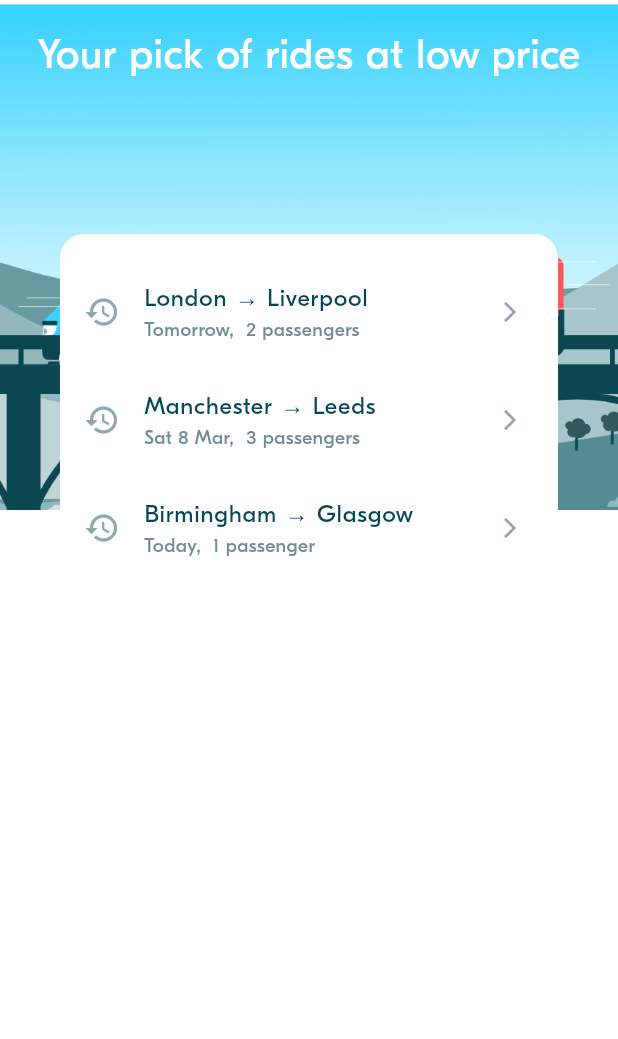
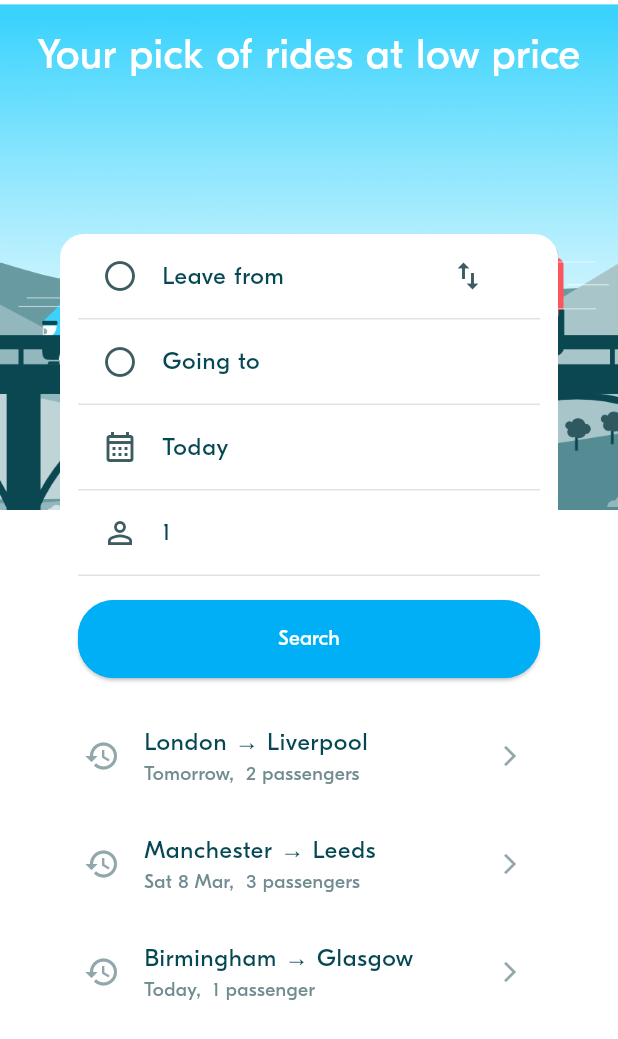
Before and after one commit to Makarasok24/Flutter-V2, a Flutter app: the screen it shows after launch, on a phone screen of 412 x 824 dp. Shown: the top 1039 px of the screen. Run offline on Flutter 3.47's test engine with Material 3 defaults, Android fonts, the phone set to English and light mode, and no system bars; project files that could hold a hidden picture were left out.

Commit message:
BLA-004 – Implement Ride Preferences Form

```diff
--- a/lib/model/ride/locations.dart
+++ b/lib/model/ride/locations.dart
@@ -19,7 +19,9 @@ class Location {
   final Country country;
 
   const Location({required this.name, required this.country});
-
+  Location.copy(Location otherLocation)
+    : name = otherLocation.name,
+      country = otherLocation.country;
   @override
   bool operator ==(Object other) {
     if (identical(this, other)) return true;
--- a/lib/screens/ride_pref/ride_pref_screen.dart
+++ b/lib/screens/ride_pref/ride_pref_screen.dart
@@ -1,4 +1,3 @@
-import 'package:blablacar/widgets/actions/bla_button.dart';
 import 'package:flutter/material.dart';
 
 import '../../model/ride_pref/ride_pref.dart';
--- a/lib/screens/ride_pref/widgets/ride_pref_form.dart
+++ b/lib/screens/ride_pref/widgets/ride_pref_form.dart
@@ -1,3 +1,9 @@
+import 'package:blablacar/screens/ride_pref/widgets/ride_pref_input.dart';
+import 'package:blablacar/theme/theme.dart';
+import 'package:blablacar/utils/date_time_util.dart';
+import 'package:blablacar/widgets/actions/bla_button.dart';
+import 'package:blablacar/widgets/display/bla_divider.dart';
+import 'package:blablacar/widgets/inputs/bla_location_picker.dart';
 import 'package:flutter/material.dart';
 
 import '../../../model/ride/locations.dart';
@@ -28,8 +34,6 @@ class _RidePrefFormState extends State<RidePrefForm> {
   Location? arrival;
   late int requestedSeats;
 
-
-
   // ----------------------------------
   // Initialize the Form attributes
   // ----------------------------------
@@ -38,16 +42,64 @@ class _RidePrefFormState extends State<RidePrefForm> {
   void initState() {
     super.initState();
     // TODO
+    if (widget.initRidePref != null) {
+      departure = widget.initRidePref!.departure;
+      arrival = widget.initRidePref!.arrival;
+      departureDate = widget.initRidePref!.departureDate;
+      requestedSeats = widget.initRidePref!.requestedSeats;
+    } else {
+      departure = null;
+      arrival = null;
+      departureDate = DateTime.now();
+      requestedSeats = 1;
+    }
   }
 
   // ----------------------------------
   // Handle events
   // ----------------------------------
+  void departurePressed() async {
+    Location? selectedDeparture = await Navigator.of(
+      context,
+    ).push<Location>(MaterialPageRoute(builder: (ctx) => BlaLocationPicker()));
 
+    if (selectedDeparture != null) {
+      setState(() {
+        departure = selectedDeparture;
+      });
+    }
+  }
+
+  void arrivalPressed() async {
+    Location? selectedArrival = await Navigator.of(
+      context,
+    ).push<Location>(MaterialPageRoute(builder: (ctx) => BlaLocationPicker()));
+
+    if (selectedArrival != null) {
+      setState(() {
+        arrival = selectedArrival;
+      });
+    }
+  }
+
+  void swapLocationPressed() {
+    setState(() {
+      if (departure != null && arrival != null) {
+        Location temp = departure!;
+        departure = Location.copy(arrival!);
+        arrival = Location.copy(temp);
+      }
+    });
+  }
 
   // ----------------------------------
   // Compute the widgets rendering
   // ----------------------------------
+  String get departureLabel =>
+      departure != null ? departure!.name : "Leave from";
+  String get arrivalLabel => arrival != null ? arrival!.name : "Going to";
+  String get dateLabel => DateTimeUtils.formatDateTime(departureDate);
+  String get seateLabel => requestedSeats.toString();
 
 
   // ----------------------------------
@@ -56,10 +108,56 @@ class _RidePrefFormState extends State<RidePrefForm> {
   @override
   Widget build(BuildContext context) {
     return Column(
-        mainAxisAlignment: MainAxisAlignment.start,
-        crossAxisAlignment: CrossAxisAlignment.stretch,
-        children: [
-
-        ]);
+      mainAxisAlignment: MainAxisAlignment.start,
+      crossAxisAlignment: CrossAxisAlignment.stretch,
+      children: [
+        Padding(
+          padding: const EdgeInsets.symmetric(horizontal: BlaSpacings.s),
+          child: Column(
+            children: [
+              // 1 - Departure location
+              // TODO
+              RidePrefInput(
+                title: departureLabel,
+                iconLeft: Icons.radio_button_off,
+                iconRight: Icons.swap_vert,
+                onPressed: departurePressed,
+                onPressedRight: swapLocationPressed,
+              ),
+              const BlaDivider(),
+              // 2 - Arrival location
+              // TODO
+              RidePrefInput(
+                title: arrivalLabel,
+                iconLeft: Icons.radio_button_off,
+                onPressed: arrivalPressed,
+              ),
+              const BlaDivider(),
+              // 3 - Departure date
+              // TODO
+              RidePrefInput(
+                title: dateLabel,
+                iconLeft: Icons.calendar_month_outlined,
+                onPressed: () {},
+              ),
+              const BlaDivider(),
+              // 4 - Number of seats
+              // TODO
+              RidePrefInput(
+                title: seateLabel,
+                iconLeft: Icons.person_outline_outlined,
+                iconRight: null,
+                onPressed: () {},
+              ),
+              const BlaDivider(),
+              // 5 - Submit button
+              // TODO
+              const SizedBox(height: BlaSpacings.m),
+              BlaButton(label: "Search", onPressed: () {}),
+            ],
+          ),
+        ),
+      ],
+    );
   }
 }
--- /dev/null
+++ b/lib/screens/ride_pref/widgets/ride_pref_input.dart
@@ -0,0 +1,36 @@
+import 'package:blablacar/theme/theme.dart';
+import 'package:flutter/material.dart';
+
+class RidePrefInput extends StatelessWidget {
+  const RidePrefInput({
+    super.key,
+    required this.title,
+    required this.iconLeft,
+    this.iconRight,
+    required this.onPressed,
+    this.onPressedRight,
+  });
+  final String title;
+  final IconData iconLeft;
+  final VoidCallback onPressed;
+  final IconData? iconRight;
+  final VoidCallback? onPressedRight;
+  @override
+  Widget build(BuildContext context) {
+    return ListTile(
+      onTap: onPressed,
+      title: Text(
+        title,
+        style: BlaTextStyles.body.copyWith(color: BlaColors.textNormal),
+      ),
+      leading: Icon(iconLeft, color: BlaColors.iconNormal),
+      trailing:
+          iconRight != null
+              ? IconButton(
+                icon: Icon(iconRight, color: BlaColors.iconNormal),
+                onPressed: onPressedRight,
+              )
+              : null,
+    );
+  }
+}
```
Also changed, not shown: lib/widgets/inputs/bla_location_picker.dart (added, +21 -0 lines).
